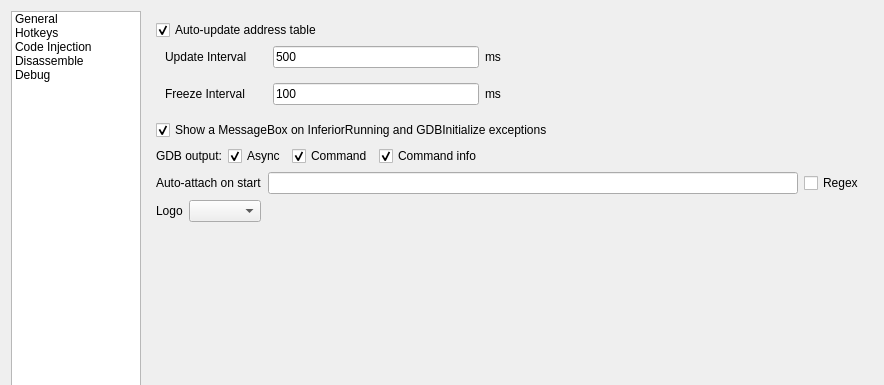
Before: the Qt Designer form GUI/SettingsDialog.ui in korcankaraokcu/PINCE, drawn with Qt 5; both pictures show x 0 to 884 and y 0 to 385 of the 884 by 633 pixel window.
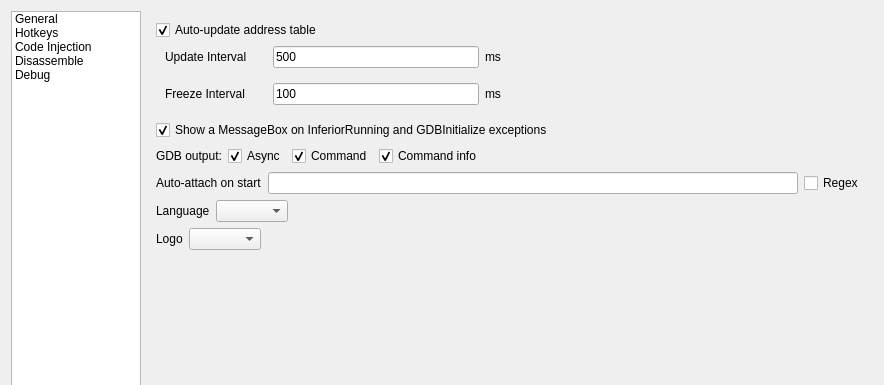
After: the same form once the commit is applied.

Commit message: Add language menu

Patch:
```diff
--- a/GUI/SettingsDialog.ui
+++ b/GUI/SettingsDialog.ui
@@ -297,6 +297,33 @@
                </item>
               </layout>
              </item>
+             <item>
+              <layout class="QHBoxLayout" name="horizontalLayout_13">
+               <item>
+                <widget class="QLabel" name="label_13">
+                 <property name="text">
+                  <string>Language</string>
+                 </property>
+                </widget>
+               </item>
+               <item>
+                <widget class="QComboBox" name="comboBox_Language"/>
+               </item>
+               <item>
+                <spacer name="horizontalSpacer_10">
+                 <property name="orientation">
+                  <enum>Qt::Horizontal</enum>
+                 </property>
+                 <property name="sizeHint" stdset="0">
+                  <size>
+                   <width>40</width>
+                   <height>20</height>
+                  </size>
+                 </property>
+                </spacer>
+               </item>
+              </layout>
+             </item>
              <item>
               <layout class="QHBoxLayout" name="horizontalLayout_15">
                <item>
```
Left out of the diff: 3 changed lines with no effect on the pictures. The commit also changes 5 other files.
